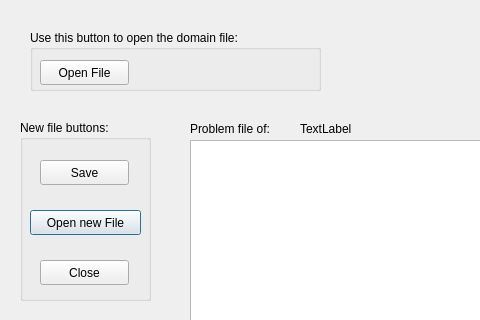
Old version of the form fileclasspf.ui in the repository ariannabettin/FYPArianna; both pictures show x 0 to 480 and y 0 to 320 of the 640 by 480 pixel window.
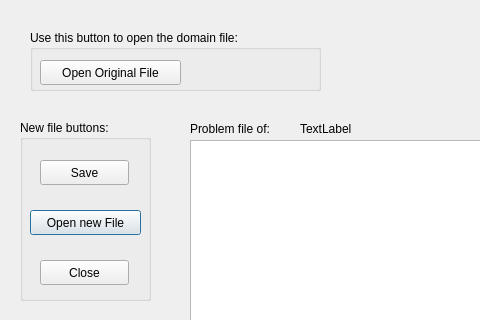
New version of the form.

The edit to the form file:
```diff
--- a/fileclasspf.ui
+++ b/fileclasspf.ui
@@ -170,12 +170,12 @@
      <rect>
       <x>10</x>
       <y>30</y>
-      <width>89</width>
+      <width>141</width>
       <height>25</height>
      </rect>
     </property>
     <property name="text">
-     <string>Open File</string>
+     <string>Open Original File</string>
     </property>
    </widget>
   </widget>
```
Left out of the diff: 4 changed lines with no effect on the pictures.
